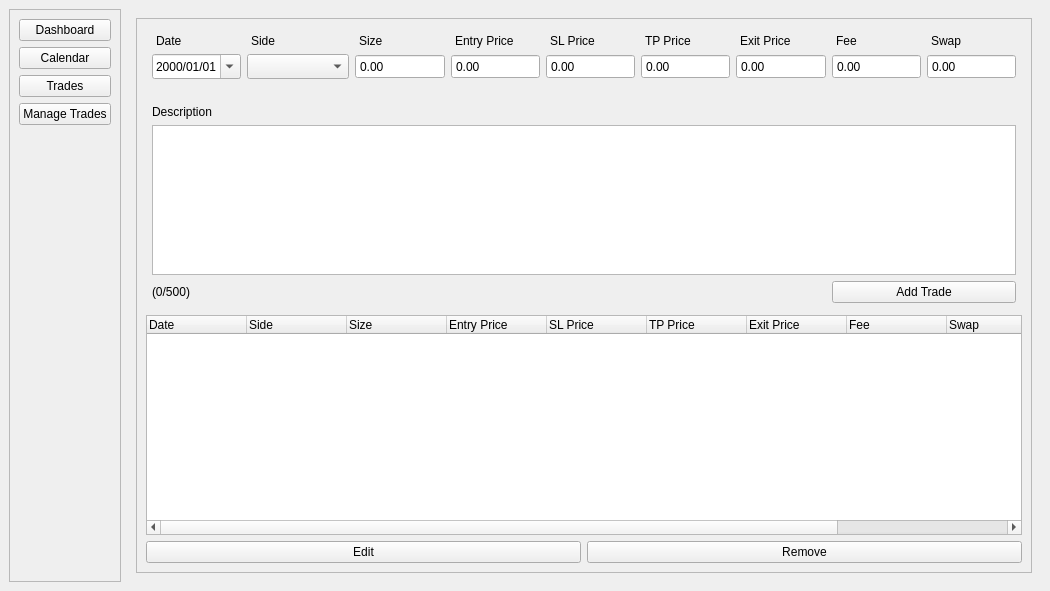
Above: ui/main_window.ui from leopini-rp/TradingJournal before the change. Below: the same form after it.
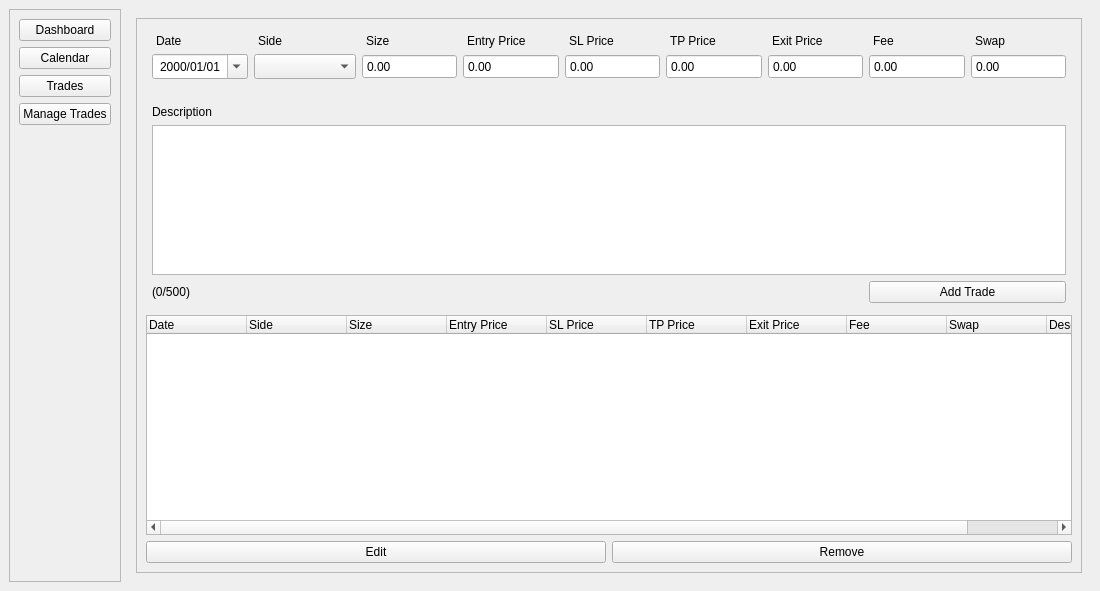
That is the form after the change.

The edit to the form file:
```diff
--- a/ui/main_window.ui
+++ b/ui/main_window.ui
@@ -6,13 +6,13 @@
    <rect>
     <x>0</x>
     <y>0</y>
-    <width>1050</width>
+    <width>1100</width>
     <height>591</height>
    </rect>
   </property>
   <property name="minimumSize">
    <size>
-    <width>1050</width>
+    <width>1100</width>
     <height>0</height>
    </size>
   </property>
@@ -217,7 +217,7 @@
              </column>
              <column>
               <property name="text">
-               <string>Desc.</string>
+               <string>Description</string>
               </property>
               <property name="textAlignment">
                <set>AlignLeading|AlignVCenter</set>
```
